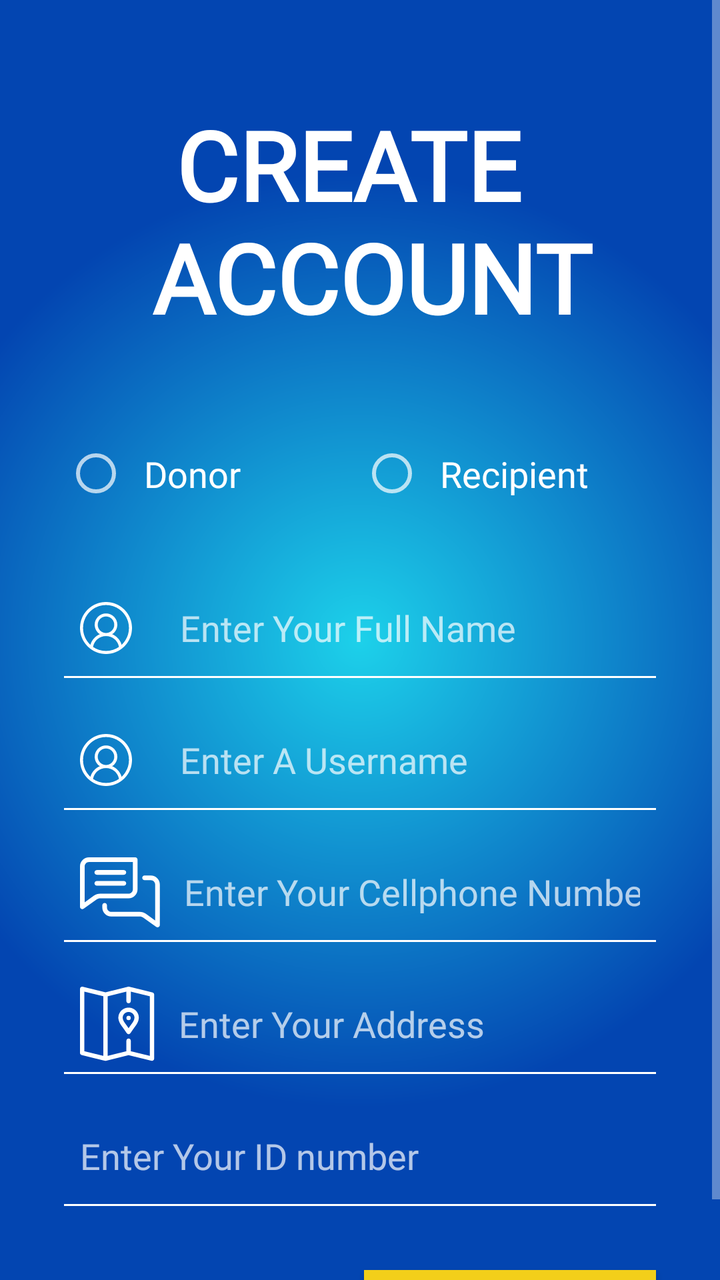
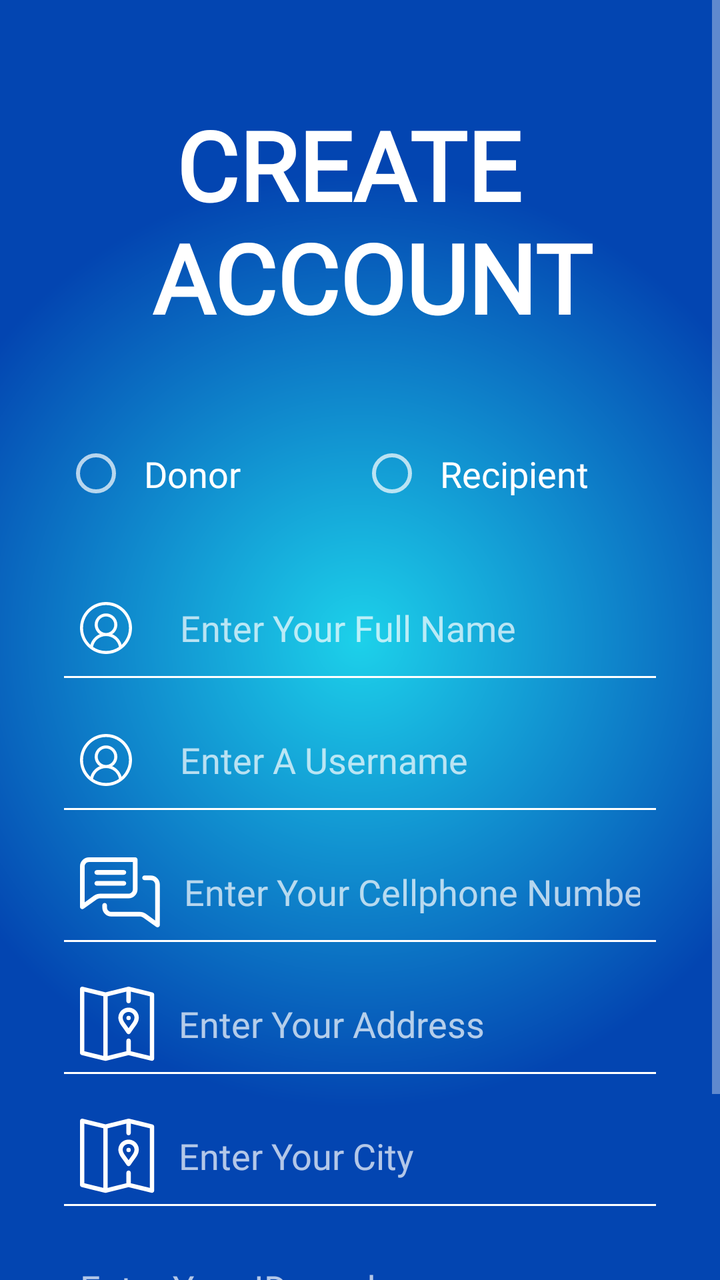

Before-and-after screenshots of an Android layout around one commit, followed by the original layout XML and the change that was made.
<!-- AndroidManifest.xml: application theme Theme.SupplyDrop -->
<!-- res/layout/activity_register.xml -->
<?xml version="1.0" encoding="utf-8"?>
<androidx.constraintlayout.widget.ConstraintLayout xmlns:android="http://schemas.android.com/apk/res/android"
    xmlns:app="http://schemas.android.com/apk/res-auto"
    xmlns:tools="http://schemas.android.com/tools"
    android:id="@+id/main"
    android:layout_width="match_parent"
    android:layout_height="match_parent"
    android:background="@drawable/login_background"
    tools:context=".RegisterActivity">

    <ScrollView
        android:layout_width="match_parent"
        android:layout_height="match_parent"
        app:layout_constraintBottom_toBottomOf="parent"
        app:layout_constraintEnd_toEndOf="parent"
        app:layout_constraintStart_toStartOf="parent"
        app:layout_constraintTop_toTopOf="parent">

        <LinearLayout
            android:layout_width="match_parent"
            android:layout_height="wrap_content"
            android:orientation="vertical">

            <TextView
                android:id="@+id/loginLbl"
                android:layout_width="match_parent"
                android:layout_height="wrap_content"
                android:fontFamily="@font/luckiest_guy"
                android:gravity="center"
                android:paddingTop="50dp"
                android:paddingBottom="30dp"
                android:text="CREATE \n ACCOUNT"
                android:textAlignment="center"
                android:textColor="@color/white"
                android:textSize="48sp"
                android:textStyle="bold" />

            <RadioGroup
                android:layout_width="match_parent"
                android:layout_height="wrap_content"
                android:orientation="horizontal"
                android:layout_marginStart="32dp"
                android:layout_marginTop="16dp"
                android:layout_marginEnd="32dp">

                <RadioButton
                    android:id="@+id/donorBtn"
                    android:layout_width="0dp"
                    android:layout_height="wrap_content"
                    android:layout_weight="1"
                    android:fontFamily="@font/luckiest_guy"
                    android:text="Donor"
                    android:textSize="18sp"
                    android:padding="8dp"/>

                <RadioButton
                    android:id="@+id/recipientBtn"
                    android:layout_width="0dp"
                    android:layout_height="wrap_content"
                    android:layout_weight="1"
                    android:fontFamily="@font/luckiest_guy"
                    android:text="Recipient"
                    android:textSize="18sp"
                    android:padding="8dp"/>

            </RadioGroup>

            <EditText
                android:id="@+id/fullnameTxt"
                android:layout_width="match_parent"
                android:layout_height="50dp"
                android:layout_marginStart="32dp"
                android:layout_marginTop="32dp"
                android:layout_marginEnd="32dp"
                android:background="@drawable/edittext_background"
                android:drawableStart="@drawable/name"
                android:drawablePadding="24dp"
                android:drawableTint="@color/white"
                android:ems="10"
                android:fontFamily="@font/luckiest_guy"
                android:hint="Enter Your Full Name"
                android:inputType="textPersonName"
                android:padding="8dp"
                android:textColor="@color/white" />

            <EditText
                android:id="@+id/usernameTxt"
                android:layout_width="match_parent"
                android:layout_height="50dp"
                android:layout_marginStart="32dp"
                android:layout_marginTop="16dp"
                android:layout_marginEnd="32dp"
                android:background="@drawable/edittext_background"
                android:drawableStart="@drawable/name"
                android:drawableTint="@color/white"
                android:drawablePadding="24dp"
                android:ems="10"
                android:fontFamily="@font/luckiest_guy"
                android:hint="Enter A Username"
                android:inputType="text"
                android:padding="8dp"
                android:textColor="@color/white" />

            <EditText
                android:id="@+id/cellphoneTxt"
                android:layout_width="match_parent"
                android:layout_height="50dp"
                android:layout_marginStart="32dp"
                android:layout_marginTop="16dp"
                android:layout_marginEnd="32dp"
                android:background="@drawable/edittext_background"
                android:drawableStart="@drawable/ic_3"
                android:drawableTint="@color/white"
                android:drawablePadding="12dp"
                android:ems="10"
                android:fontFamily="@font/luckiest_guy"
                android:hint="Enter Your Cellphone Number"
                android:inputType="phone"
                android:padding="8dp"
                android:textColor="@color/white" />

            <EditText
                android:id="@+id/Address"
                android:layout_width="match_parent"
                android:layout_height="50dp"
                android:layout_marginStart="32dp"
                android:layout_marginTop="16dp"
                android:layout_marginEnd="32dp"
                android:background="@drawable/edittext_background"
                android:drawableStart="@drawable/ic_2"
                android:drawableTint="@color/white"
                android:drawablePadding="12dp"
                android:ems="10"
                android:fontFamily="@font/luckiest_guy"
                android:hint="Enter Your Address"
                android:inputType="textEmailAddress"
                android:padding="8dp"
                android:textColor="@color/white" />

            <EditText
                android:id="@+id/IdentificationNo"
                android:layout_width="match_parent"
                android:layout_height="50dp"
                android:layout_marginStart="32dp"
                android:layout_marginTop="16dp"
                android:layout_marginEnd="32dp"
                android:background="@drawable/edittext_background"
                android:drawablePadding="16dp"
                android:ems="10"
                android:fontFamily="@font/luckiest_guy"
                android:hint="Enter Your ID number"
                android:inputType="text|number"
                android:padding="8dp"
                android:textColor="@color/white" />

            <Button
                android:id="@+id/imageView3"
                android:layout_width="146dp"
                android:layout_height="wrap_content"
                android:layout_gravity="end"
                android:layout_marginTop="32dp"
                android:layout_marginEnd="32dp"
                android:background="@color/yellow"
                app:backgroundTint="@null"
                android:fontFamily="@font/luckiest_guy"
                android:text='ENTER'
                android:textAppearance="@style/TextAppearance.AppCompat.Display1"
                android:textColor="@color/black"
                app:srcCompat="@color/yellow" />

        </LinearLayout>
    </ScrollView>

</androidx.constraintlayout.widget.ConstraintLayout>
<!-- resources referenced by this layout -->
<resources>
  <color name="black">#FF000000</color>
  <color name="white">#FFFFFFFF</color>
  <color name="yellow">#F3CF1A</color>
  <!-- drawable edittext_background (drawable) -->
  <?xml version="1.0" encoding="utf-8"?>
  <layer-list xmlns:android="http://schemas.android.com/apk/res/android">
      <item android:top="-3dp" android:bottom="-1dp" android:right="-3dp" android:left="-3dp">
          <shape android:shape="rectangle">
              <stroke android:width="2dp" android:color="@color/white"/>
          </shape>
      </item>
  </layer-list>
  <!-- drawable ic_2: png bitmap (drawable-hdpi, 1267 bytes) -->
  <!-- drawable ic_3: png bitmap (drawable-hdpi, 1434 bytes) -->
  <!-- drawable login_background (drawable) -->
  <?xml version="1.0" encoding="utf-8"?>
  <shape xmlns:android="http://schemas.android.com/apk/res/android">
      <gradient
          android:type="radial"
          android:gradientRadius="65%p"
          android:centerX="50%"
          android:centerY="50%"
          android:startColor="@color/lblue"
          android:endColor="@color/dblue">
  
      </gradient></shape>
  <!-- drawable name: png bitmap (drawable-hdpi, 1406 bytes) -->
  <style name="Theme.SupplyDrop" parent="Base.Theme.SupplyDrop" />
  <color name="lblue">#1DD1EA</color>
  <color name="dblue">#0345B1</color>
  <style name="Base.Theme.SupplyDrop" parent="Theme.AppCompat.NoActionBar">
          
          
      </style>
</resources>

<!-- the commit's change to res/layout/activity_register.xml (unified diff, before → after) -->
@@ -138,6 +138,24 @@
                 android:textColor="@color/white" />
 
             <EditText
+                android:id="@+id/cityTxt"
+                android:layout_width="match_parent"
+                android:layout_height="50dp"
+                android:layout_marginStart="32dp"
+                android:layout_marginTop="16dp"
+                android:layout_marginEnd="32dp"
+                android:background="@drawable/edittext_background"
+                android:drawableStart="@drawable/ic_2"
+                android:drawableTint="@color/white"
+                android:drawablePadding="12dp"
+                android:ems="10"
+                android:fontFamily="@font/luckiest_guy"
+                android:hint="Enter Your City"
+                android:inputType="textCapWords"
+                android:padding="8dp"
+                android:textColor="@color/white" />
+
+            <EditText
                 android:id="@+id/IdentificationNo"
                 android:layout_width="match_parent"
                 android:layout_height="50dp"
